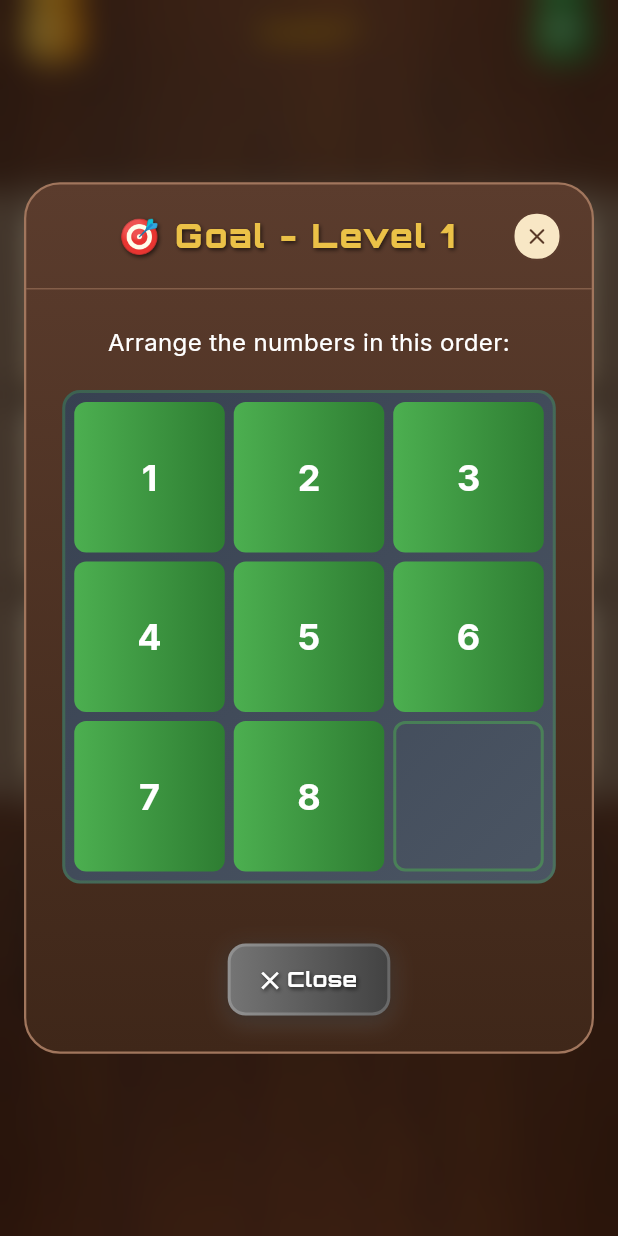
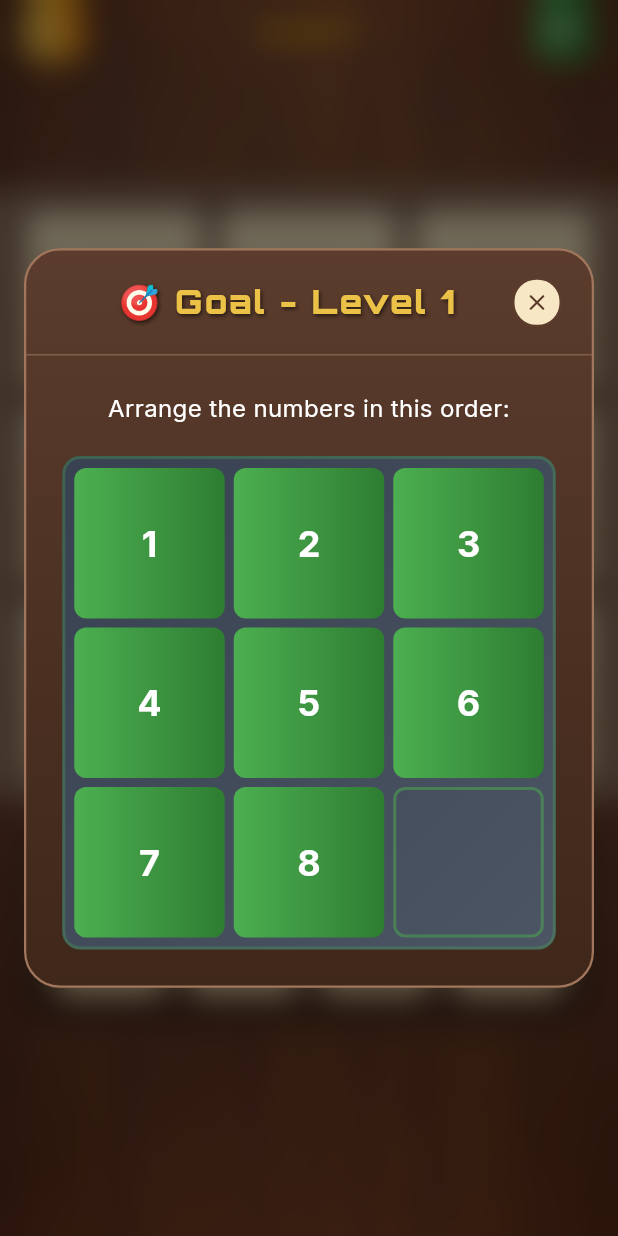
Before and after one commit to AgendeasSolution/sliding-number, a Flutter app: the GamePage screen opened directly, after a tap on the "flag" icon, on a phone screen of 412 x 824 dp. Run offline on Flutter 3.47's test engine with Material 3 defaults, Android fonts, the phone set to English and light mode, and no system bars; our stand-ins replace audioplayers, google_fonts, google_mobile_ads, shared_preferences; missing offline and left inert: onesignal_flutter; accounts and stored records are empty; network calls fail.

Commit message:
Remove ModalFooter and GameButton from game_page.dart to streamline UI

```diff
--- a/lib/pages/game_page.dart
+++ b/lib/pages/game_page.dart
@@ -1124,15 +1124,6 @@ class _GamePageState extends State<GamePage> {
               ],
             ),
           ),
-          ModalFooter(
-            child: GameButton(
-              label: '✕ Close',
-              onPressed: () => Navigator.of(context).pop(),
-              gradient: const LinearGradient(
-                colors: [AppColors.neutral, AppColors.neutralDark],
-              ),
-            ),
-          ),
         ],
       ),
     );
```
Also changed, not shown: 33 other files.
